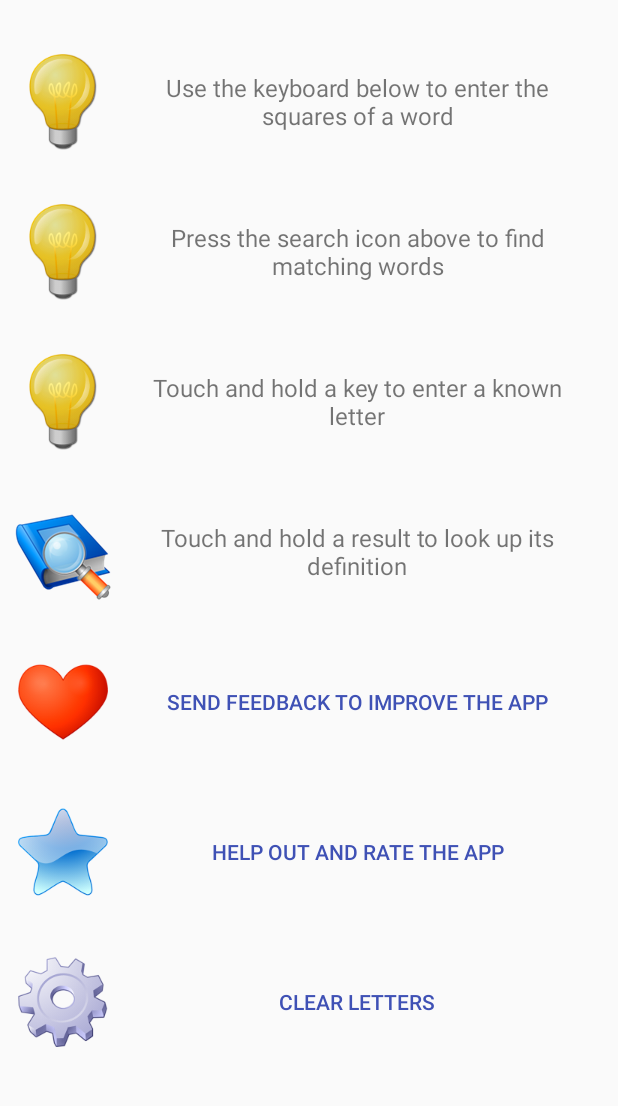
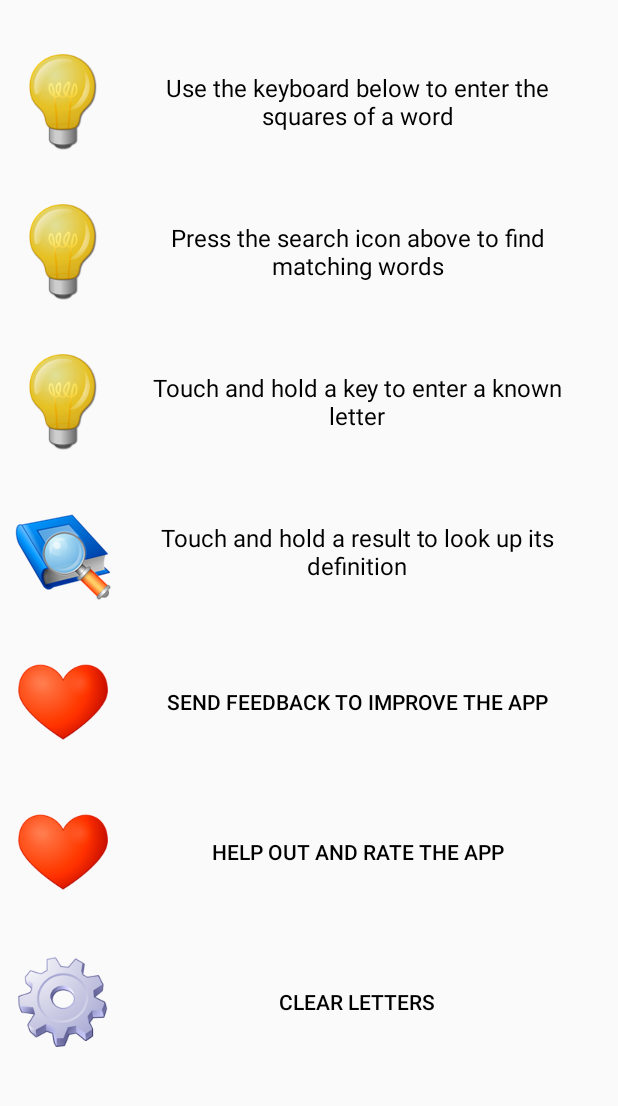
Before and after one commit to PigDogBay/CodewordSolver, an Android app: the layout fragment_help.xml on its own in the app's theme, with its tools: preview values and no code run, on a phone screen of 412 x 824 dp, the part 95-1201 px from its top. Run offline under Robolectric (Android 15) with nearby library versions, the light colour scheme and no system bars.

Commit message:
Set color of text to black to make it clearer

```diff
--- a/app/src/main/res/layout/fragment_help.xml
+++ b/app/src/main/res/layout/fragment_help.xml
@@ -42,21 +42,21 @@
 
         <Button
             android:id="@+id/help_feedback_button"
-            android:theme="@style/MaterialButton"
+            android:theme="@style/TipsButtonTheme"
             style="@style/tips_button"
             android:drawableLeft="@drawable/heart"
             android:text="Send Feedback to improve the app"/>
 
         <Button
             android:id="@+id/help_rate_button"
-            android:theme="@style/MaterialButton"
+            android:theme="@style/TipsButtonTheme"
             style="@style/tips_button"
-            android:drawableLeft="@drawable/star_blue"
+            android:drawableLeft="@drawable/heart"
             android:text="help out and rate the app"/>
 
         <Button
             android:id="@+id/help_reset_button"
-            android:theme="@style/MaterialButton"
+            android:theme="@style/TipsButtonTheme"
             style="@style/tips_button"
             android:drawableLeft="@drawable/gear"
             android:text="CLEAR LETTERS"/>
--- a/app/src/main/res/values/styles.xml
+++ b/app/src/main/res/values/styles.xml
@@ -24,6 +24,9 @@
     <style name="MaterialButton" parent="Theme.AppCompat.Light">
         <item name="colorControlHighlight">@color/colorAccent</item>
         <item name="android:textColor">@color/colorPrimary</item>
+    </style>
+    <style name="TipsButtonTheme" parent="Theme.AppCompat.Light">
+        <item name="colorControlHighlight">@color/colorAccent</item>
     </style>
     <style name="LetterPickerButtonTheme" parent="Theme.AppCompat.Light">
         <item name="colorControlHighlight">@color/colorAccent</item>
@@ -52,6 +55,7 @@
         <item name="android:drawablePadding">10dp</item>
         <item name="android:layout_marginRight">10dp</item>
         <item name="android:layout_marginTop">16dp</item>
+        <item name="android:textColor">#000</item>
     </style>
     <style name="tips_button" parent="@style/Widget.AppCompat.Button.Borderless">
         <item name="android:layout_width">match_parent</item>
@@ -62,6 +66,7 @@
         <item name="android:drawablePadding">10dp</item>
         <item name="android:layout_marginRight">10dp</item>
         <item name="android:layout_marginTop">16dp</item>
+        <item name="android:textColor">#000</item>
     </style>
 
     <style name="letter_picker_dialog" parent="AppCompatAlertDialogStyle">
```
